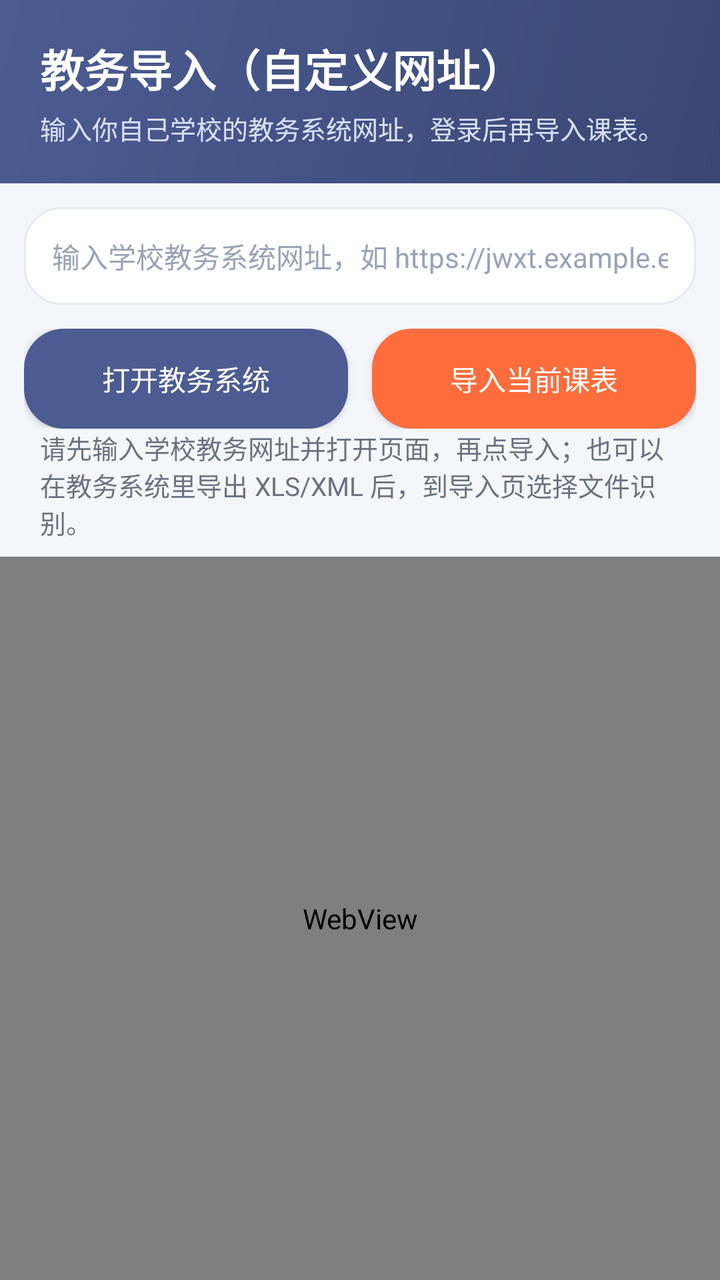
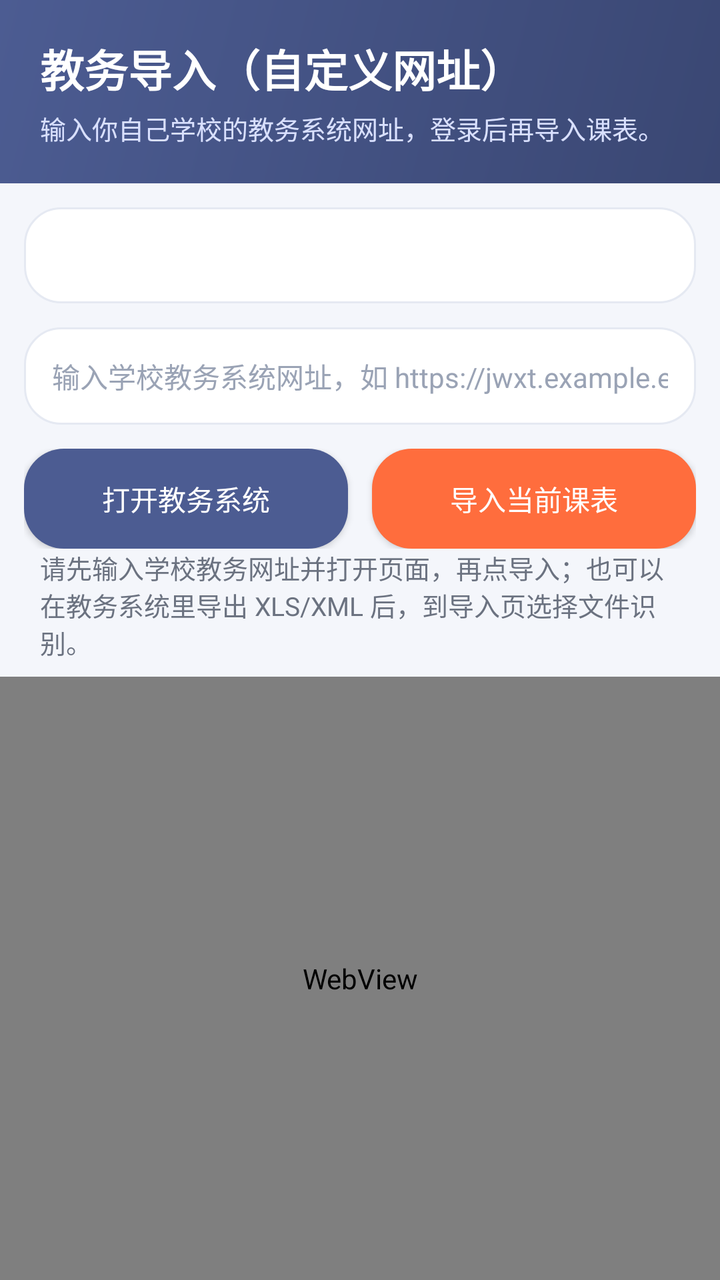

Two renders of the same Android screen: before a commit and after it. Below are the layout's source before the change and the commit's diff.
<!-- AndroidManifest.xml: application theme Theme.QingKebiao -->
<!-- res/layout/activity_web_import.xml -->
<?xml version="1.0" encoding="utf-8"?>
<LinearLayout xmlns:android="http://schemas.android.com/apk/res/android"
    android:orientation="vertical"
    android:background="#F4F6FB"
    android:layout_width="match_parent"
    android:layout_height="match_parent">
    <LinearLayout
        android:orientation="vertical"
        android:background="@drawable/bg_header"
        android:paddingLeft="20dp"
        android:paddingRight="20dp"
        android:paddingTop="18dp"
        android:paddingBottom="18dp"
        android:layout_width="match_parent"
        android:layout_height="wrap_content">
        <TextView
            android:text="教务导入（自定义网址）"
            android:textColor="#FFFFFF"
            android:textSize="22sp"
            android:textStyle="bold"
            android:layout_width="wrap_content"
            android:layout_height="wrap_content" />
        <TextView
            android:text="输入你自己学校的教务系统网址，登录后再导入课表。"
            android:textColor="#D9E0FF"
            android:textSize="13sp"
            android:paddingTop="4dp"
            android:layout_width="wrap_content"
            android:layout_height="wrap_content" />
    </LinearLayout>
    <EditText
        android:id="@+id/et_school_url"
        android:hint="输入学校教务系统网址，如 https://jwxt.example.edu.cn"
        android:textSize="14sp"
        android:textColor="#2D3142"
        android:textColorHint="#9AA3B5"
        android:background="@drawable/bg_search_box"
        android:padding="14dp"
        android:inputType="textUri"
        android:layout_marginLeft="12dp"
        android:layout_marginRight="12dp"
        android:layout_marginTop="12dp"
        android:layout_width="match_parent"
        android:layout_height="wrap_content" />

    <LinearLayout
        android:orientation="horizontal"
        android:paddingLeft="12dp"
        android:paddingRight="12dp"
        android:paddingTop="12dp"
        android:paddingBottom="0dp"
        android:layout_width="match_parent"
        android:layout_height="wrap_content">
        <Button
            android:id="@+id/btn_open_schedule"
            android:text="打开教务系统"
            android:textColor="#FFFFFF"
            android:background="@drawable/bg_button_dark"
            android:layout_width="0dp"
            android:layout_height="50dp"
            android:layout_weight="1"
            android:layout_marginRight="6dp" />
        <Button
            android:id="@+id/btn_import_schedule"
            android:text="导入当前课表"
            android:textColor="#FFFFFF"
            android:background="@drawable/bg_button_primary"
            android:layout_width="0dp"
            android:layout_height="50dp"
            android:layout_weight="1"
            android:layout_marginLeft="6dp" />
    </LinearLayout>

    <TextView
        android:id="@+id/tv_import_hint"
        android:text="请先输入学校教务网址并打开页面，再点导入；也可以在教务系统里导出 XLS/XML 后，到导入页选择文件识别。"
        android:textColor="#6B7280"
        android:textSize="13sp"
        android:paddingLeft="20dp"
        android:paddingRight="20dp"
        android:paddingBottom="8dp"
        android:layout_width="match_parent"
        android:layout_height="wrap_content" />

    <WebView
        android:id="@+id/webview"
        android:layout_width="match_parent"
        android:layout_height="0dp"
        android:layout_weight="1" />
</LinearLayout>
<!-- resources referenced by this layout -->
<resources>
  <!-- drawable bg_button_dark (drawable) -->
  <shape xmlns:android="http://schemas.android.com/apk/res/android">
      <solid android:color="#4C5C92" />
      <corners android:radius="20dp" />
  </shape>
  <!-- drawable bg_button_primary (drawable) -->
  <shape xmlns:android="http://schemas.android.com/apk/res/android">
      <solid android:color="#FF6D3D" />
      <corners android:radius="20dp" />
  </shape>
  <!-- drawable bg_header (drawable) -->
  <shape xmlns:android="http://schemas.android.com/apk/res/android">
      <gradient
          android:startColor="#4C5C92"
          android:endColor="#3A4773"
          android:angle="315" />
  </shape>
  <!-- drawable bg_search_box (drawable) -->
  <shape xmlns:android="http://schemas.android.com/apk/res/android">
      <solid android:color="#FFFFFF" />
      <corners android:radius="18dp" />
      <stroke android:width="1dp" android:color="#E5E9F2" />
  </shape>
  <style name="Theme.QingKebiao" parent="@android:style/Theme.Material.Light.NoActionBar">
          <item name="android:colorPrimary">#4C5C92</item>
          <item name="android:colorAccent">#FF6D3D</item>
          <item name="android:windowBackground">#F4F6FB</item>
          <item name="android:navigationBarColor">#FFFFFF</item>
          <item name="android:statusBarColor">#3A4773</item>
          <item name="android:textColorPrimary">#2D3142</item>
      </style>
</resources>

<!-- the commit's change to res/layout/activity_web_import.xml (unified diff, before → after) -->
@@ -28,6 +28,17 @@
             android:layout_width="wrap_content"
             android:layout_height="wrap_content" />
     </LinearLayout>
+    <Spinner
+        android:id="@+id/sp_school_preset"
+        android:layout_marginLeft="12dp"
+        android:layout_marginRight="12dp"
+        android:layout_marginTop="12dp"
+        android:background="@drawable/bg_search_box"
+        android:paddingLeft="10dp"
+        android:paddingRight="10dp"
+        android:layout_width="match_parent"
+        android:layout_height="48dp" />
+
     <EditText
         android:id="@+id/et_school_url"
         android:hint="输入学校教务系统网址，如 https://jwxt.example.edu.cn"
